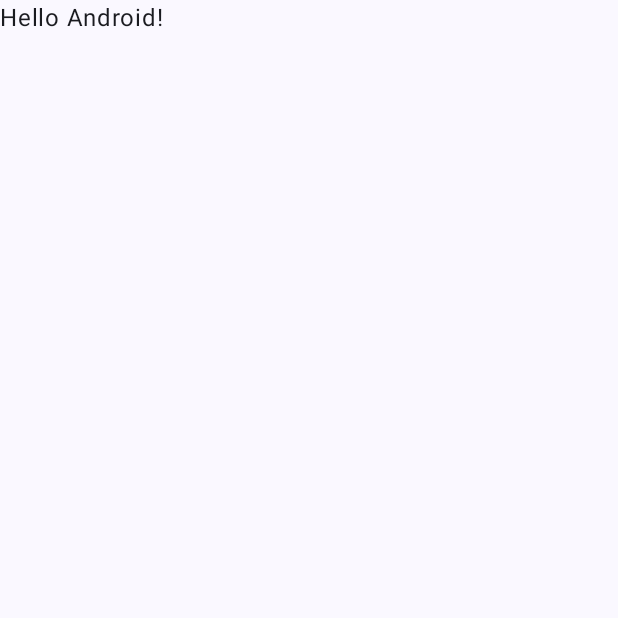
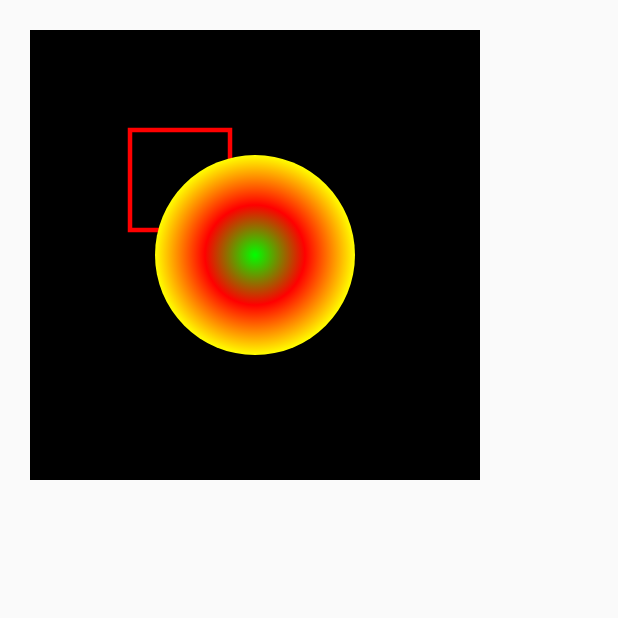
Before and after one commit to yogesh-7/My_Canvas, an Android app built with Jetpack Compose: the screen it shows after launch (MainActivity), on a phone screen of 412 x 824 dp, the top half of it. Before the commit the part shown is almost empty. Run offline under Robolectric (Android 15) with nearby library versions, the phone set to English and light mode, and no system bars.

Commit message:
basic shapes

```diff
--- a/app/build.gradle.kts
+++ b/app/build.gradle.kts
@@ -5,12 +5,12 @@ plugins {
 
 android {
     namespace = "com.helloyogesh.mycanvas"
-    compileSdk = 34
+    compileSdk = 35
 
     defaultConfig {
         applicationId = "com.helloyogesh.mycanvas"
         minSdk = 24
-        targetSdk = 34
+        targetSdk = 35
         versionCode = 1
         versionName = "1.0"
 
--- a/app/src/main/java/com/helloyogesh/mycanvas/MainActivity.kt
+++ b/app/src/main/java/com/helloyogesh/mycanvas/MainActivity.kt
@@ -4,44 +4,83 @@ import android.os.Bundle
 import androidx.activity.ComponentActivity
 import androidx.activity.compose.setContent
 import androidx.activity.enableEdgeToEdge
-import androidx.compose.foundation.layout.fillMaxSize
+import androidx.compose.foundation.Canvas
 import androidx.compose.foundation.layout.padding
-import androidx.compose.material3.Scaffold
-import androidx.compose.material3.Text
+import androidx.compose.foundation.layout.size
 import androidx.compose.runtime.Composable
 import androidx.compose.ui.Modifier
+import androidx.compose.ui.geometry.Offset
+import androidx.compose.ui.geometry.Size
+import androidx.compose.ui.graphics.Brush
+import androidx.compose.ui.graphics.Color
+import androidx.compose.ui.graphics.drawscope.Stroke
 import androidx.compose.ui.tooling.preview.Preview
-import com.helloyogesh.mycanvas.ui.theme.MyCanvasTheme
+import androidx.compose.ui.unit.dp
 
 class MainActivity : ComponentActivity() {
     override fun onCreate(savedInstanceState: Bundle?) {
         super.onCreate(savedInstanceState)
         enableEdgeToEdge()
         setContent {
-            MyCanvasTheme {
-                Scaffold(modifier = Modifier.fillMaxSize()) { innerPadding ->
-                    Greeting(
-                        name = "Android",
-                        modifier = Modifier.padding(innerPadding)
-                    )
-                }
-            }
+            MyCanvas()
         }
     }
 }
 
 @Composable
-fun Greeting(name: String, modifier: Modifier = Modifier) {
-    Text(
-        text = "Hello $name!",
-        modifier = modifier
-    )
+fun MyCanvas() {
+    Canvas(
+        modifier = Modifier
+            .padding(20.dp)
+            .size(300.dp)
+    ) {
+        drawRect(
+            color = Color.Black,
+            size = size
+        )
+        drawRect(
+            color = Color.Red,
+            topLeft = Offset(100f, 100f),
+            size = Size(100f, 100f),
+            style = Stroke(
+                width = 3.dp.toPx()
+            )
+        )
+        drawCircle(
+            brush = Brush.radialGradient(
+                colors = listOf(Color.Green,Color.Red, Color.Yellow),
+                center = center,
+                radius = 100f
+            ),
+            radius = 100f,
+        )
+        drawArc(
+            color = Color.Green,
+            startAngle = 0f,
+            sweepAngle = 270f,
+            useCenter = false,
+            topLeft = Offset(100f, 500f),
+            size = Size(200f, 200f),
+            style = Stroke(
+                width = 3.dp.toPx()
+            )
+        )
+        drawOval(
+            color = Color.Magenta,
+            topLeft = Offset(500f, 100f),
+            size = Size(200f, 300f)
+        )
+        drawLine(
+            color = Color.Cyan,
+            start = Offset(300f, 700f),
+            end = Offset(700f, 700f),
+            strokeWidth = 5.dp.toPx()
+        )
+    }
 }
 
 @Preview(showBackground = true)
 @Composable
-fun GreetingPreview() {
-    MyCanvasTheme {
-        Greeting("Android")
-    }
+fun MyCanvasPreview() {
+    MyCanvas()
 }
```
